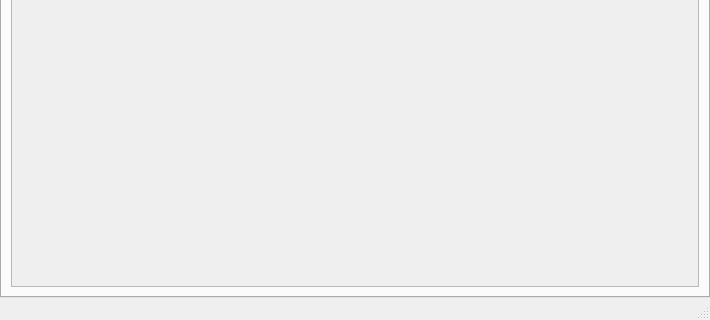
Old version of the form src/qmqttviewer.ui in the repository kwakobo/qmqttviewer; both pictures show x 0 to 710 and y 277 to 597 of the 710 by 597 pixel window.
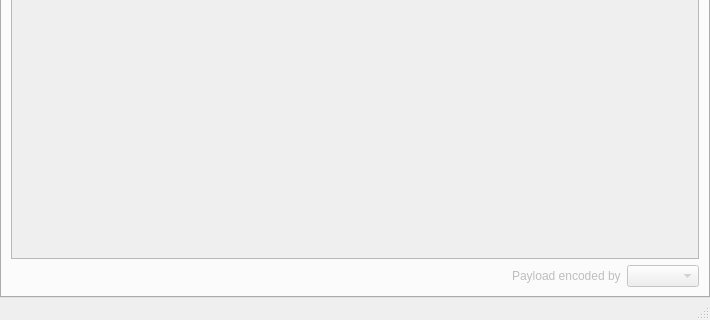
New version of the form.

Patch:
```diff
--- a/src/qmqttviewer.ui
+++ b/src/qmqttviewer.ui
@@ -178,6 +178,33 @@
         <item>
          <widget class="QPlainTextEdit" name="payload"/>
         </item>
+        <item>
+         <layout class="QHBoxLayout" name="horizontalLayout_5">
+          <item>
+           <spacer name="horizontalSpacer_5">
+            <property name="orientation">
+             <enum>Qt::Horizontal</enum>
+            </property>
+            <property name="sizeHint" stdset="0">
+             <size>
+              <width>40</width>
+              <height>20</height>
+             </size>
+            </property>
+           </spacer>
+          </item>
+          <item>
+           <widget class="QLabel" name="encoderLabel">
+            <property name="text">
+             <string>Payload encoded by</string>
+            </property>
+           </widget>
+          </item>
+          <item>
+           <widget class="QComboBox" name="encoder"/>
+          </item>
+         </layout>
+        </item>
        </layout>
       </widget>
       <widget class="QWidget" name="subscribeTab">
```
Left out of the diff: 2 changed lines with no effect on the pictures.
